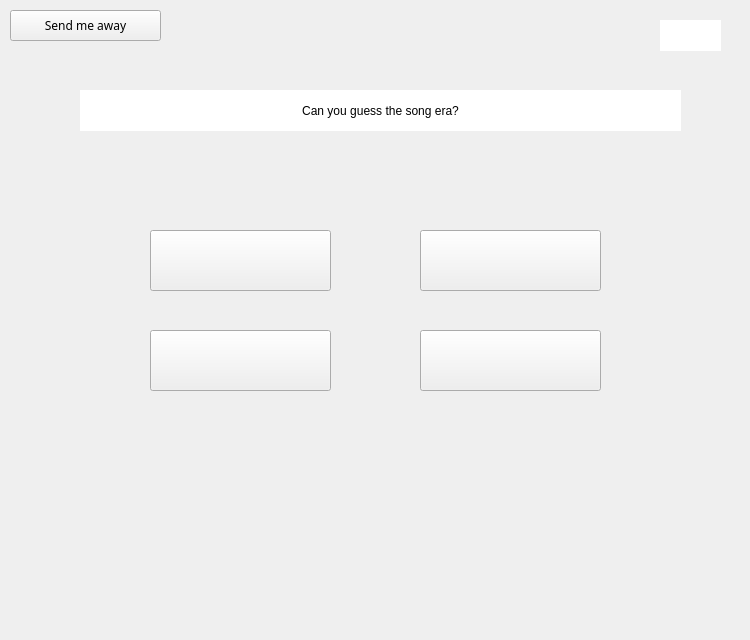
Qt form Quiz.ui (University-of-Utah-CS3505/a9-edu-app-jakecolacoo) before a commit.
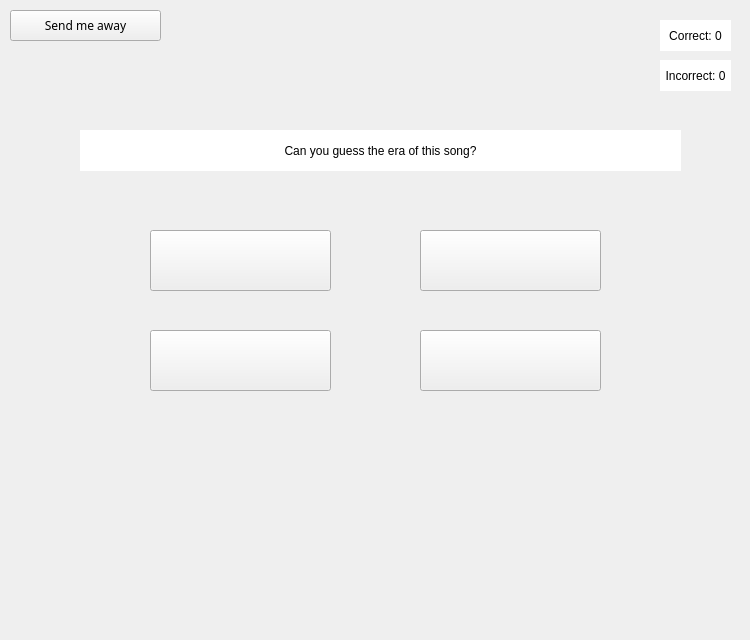
The same form after that commit.

```diff
--- a/Quiz.ui
+++ b/Quiz.ui
@@ -35,7 +35,7 @@
    <property name="geometry">
     <rect>
      <x>80</x>
-     <y>90</y>
+     <y>130</y>
      <width>601</width>
      <height>41</height>
     </rect>
@@ -47,7 +47,7 @@
     <string notr="true">background-color: rgb(255, 255, 255)</string>
    </property>
    <property name="text">
-    <string>Can you guess the song era?</string>
+    <string>Can you guess the era of this song?</string>
    </property>
    <property name="alignment">
     <set>Qt::AlignCenter</set>
@@ -58,7 +58,7 @@
     <rect>
      <x>660</x>
      <y>20</y>
-     <width>61</width>
+     <width>71</width>
      <height>31</height>
     </rect>
    </property>
@@ -66,7 +66,10 @@
     <string notr="true">background-color: rgb(255, 255, 255)</string>
    </property>
    <property name="text">
-    <string/>
+    <string>Correct: 0</string>
+   </property>
+   <property name="alignment">
+    <set>Qt::AlignCenter</set>
    </property>
   </widget>
   <widget class="QLabel" name="rightOrWrong">
@@ -140,6 +143,25 @@
     <string/>
    </property>
   </widget>
+  <widget class="QLabel" name="incorrectScore">
+   <property name="geometry">
+    <rect>
+     <x>660</x>
+     <y>60</y>
+     <width>71</width>
+     <height>31</height>
+    </rect>
+   </property>
+   <property name="styleSheet">
+    <string notr="true">background-color: rgb(255, 255, 255)</string>
+   </property>
+   <property name="text">
+    <string>Incorrect: 0</string>
+   </property>
+   <property name="alignment">
+    <set>Qt::AlignCenter</set>
+   </property>
+  </widget>
  </widget>
  <resources/>
  <connections/>
```
Left out of the diff: 2 changed lines with no effect on the pictures.
